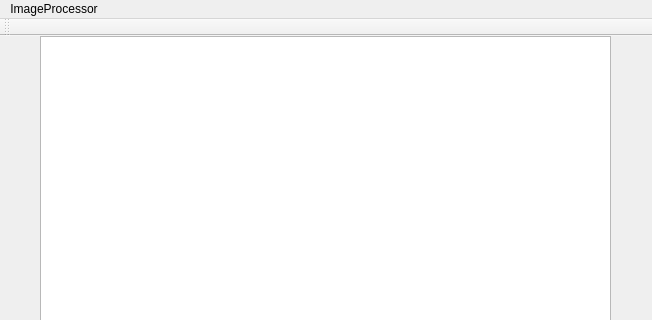
Before: the Qt Designer form mainwindow.ui in doria0219/ImageViewer, drawn with Qt 5; both pictures show x 0 to 652 and y 0 to 320 of the 652 by 556 pixel window.
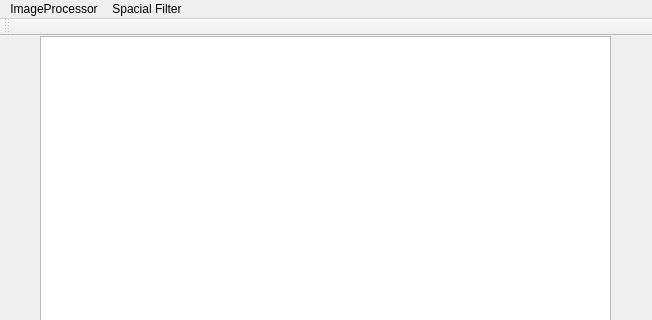
After: the same form once the commit is applied.

Patch:
```diff
--- a/mainwindow.ui
+++ b/mainwindow.ui
@@ -98,7 +98,16 @@
     <addaction name="actionhist_eq_for_rbg"/>
     <addaction name="actionhist_eq_for_hsi"/>
    </widget>
+   <widget class="QMenu" name="menuSpacial_Filter">
+    <property name="title">
+     <string>Spacial Filter</string>
+    </property>
+    <addaction name="actionLinear"/>
+    <addaction name="actionGauss_Blur"/>
+    <addaction name="actionBilateral_Filter"/>
+   </widget>
    <addaction name="menuImageProcessor"/>
+   <addaction name="menuSpacial_Filter"/>
   </widget>
   <widget class="QToolBar" name="mainToolBar">
    <attribute name="toolBarArea">
```
Left out of the diff: 15 changed lines with no effect on the pictures.
